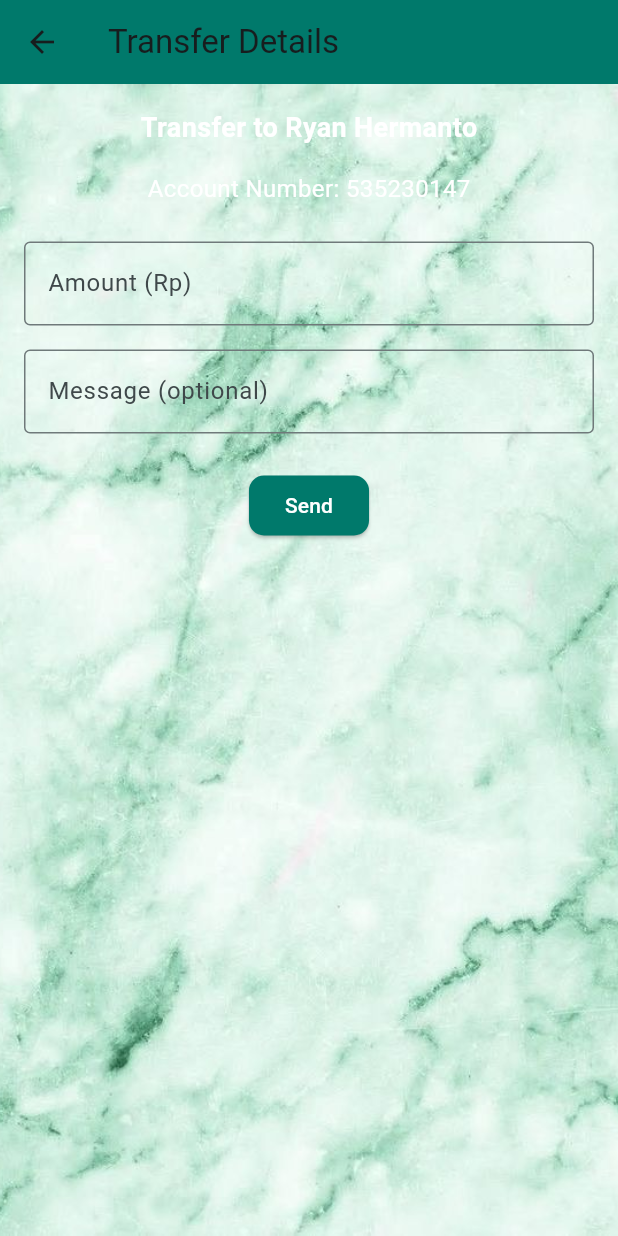
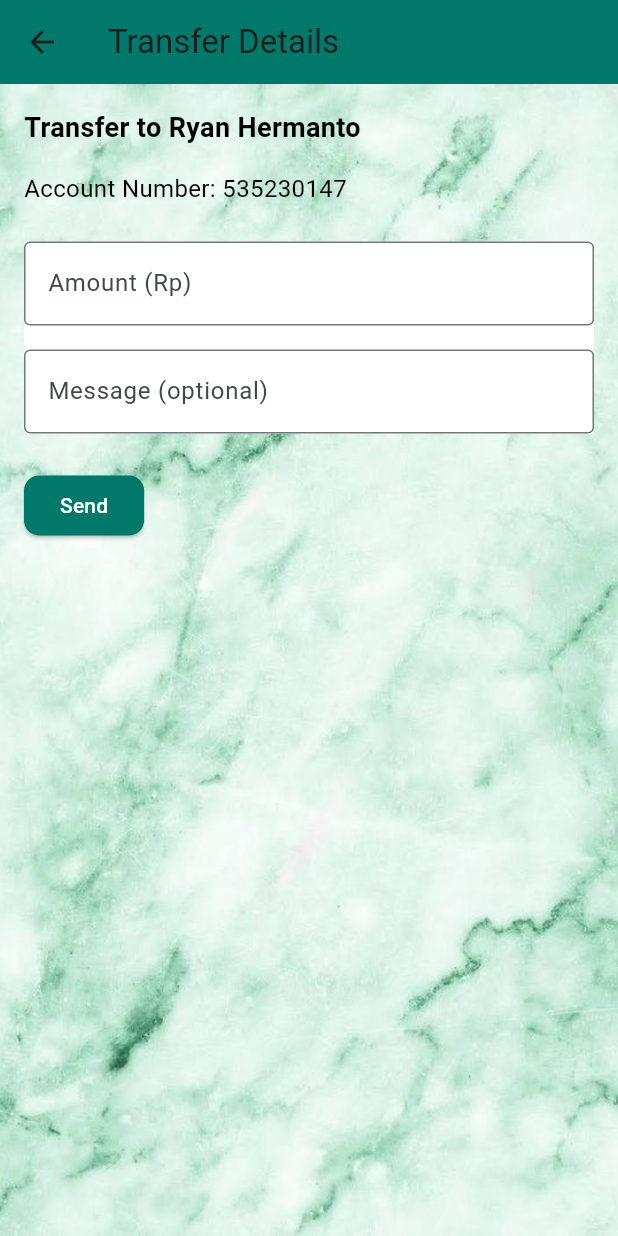
Before and after one commit to iunoz/uts_mobile_banking, a Flutter app: the InteraccounttransferScreen screen opened directly, after a tap on "Transfer", on a phone screen of 412 x 824 dp. Run offline on Flutter 3.47's test engine with Material 3 defaults, Android fonts, the phone set to English and light mode, and no system bars; our stand-ins replace animated_splash_screen, font_awesome_flutter, image_picker, lottie, qr_flutter, shared_preferences; missing offline and left inert: qr_code_scanner; accounts and stored records are empty.

Commit message:
perapihan ui inter-account transfer

```diff
--- a/lib/screens/interaccounttransfer_screen.dart
+++ b/lib/screens/interaccounttransfer_screen.dart
@@ -24,8 +24,7 @@ class InteraccounttransferScreen extends StatelessWidget {
         // Tambahkan background image
         decoration: const BoxDecoration(
           image: DecorationImage(
-            image:
-                AssetImage('assets/images/bg.jpg'), // Path ke background image
+            image: AssetImage('assets/images/bg.jpg'), // Path ke background image
             fit: BoxFit.cover, // Sesuaikan gambar dengan layar
           ),
         ),
@@ -76,18 +75,21 @@ class InteraccounttransferScreen extends StatelessWidget {
   Widget _buildAccountCard(
       BuildContext context, String accountName, String accountNumber) {
     return Card(
-      color: Colors.grey[200],
+      color: const Color(0xFF7EBDA6), // Ganti warna kartu menjadi warna baru
       shape: RoundedRectangleBorder(
         borderRadius: BorderRadius.circular(15), // Tambahkan border radius
       ),
       child: ListTile(
         leading: const Icon(Icons.account_circle,
-            size: 40, color: Color(0xFF7EBDA6)), // Ganti dengan warna baru
+            size: 40, color: Colors.white), // Ganti dengan warna putih
         title: Text(
           accountName,
-          style: const TextStyle(fontWeight: FontWeight.bold),
+          style: const TextStyle(fontWeight: FontWeight.bold, color: Colors.white), // Ubah warna teks menjadi putih
         ),
-        subtitle: Text("Account Number: $accountNumber"),
+        subtitle: Text(
+          "Account Number: $accountNumber",
+          style: const TextStyle(color: Colors.white), // Ubah warna teks menjadi putih
+        ),
         trailing: ElevatedButton(
           onPressed: () async {
             // Navigasi ke TransferDetailScreen dan dapatkan hasilnya
@@ -112,10 +114,9 @@ class InteraccounttransferScreen extends StatelessWidget {
           },
           style: ElevatedButton.styleFrom(
             shape: RoundedRectangleBorder(
-              borderRadius:
-                  BorderRadius.circular(15), // Tambahkan border radius
+              borderRadius: BorderRadius.circular(15), // Tambahkan border radius
             ),
-            backgroundColor: const Color(0xFF7EBDA6), // Ganti dengan warna baru
+            backgroundColor: const Color(0xFF00796B), // Ganti dengan warna baru
           ),
           child: const Text(
             "Transfer",
--- a/lib/screens/transfer_detail_screen.dart
+++ b/lib/screens/transfer_detail_screen.dart
@@ -34,17 +34,23 @@ class _TransferDetailScreenState extends State<TransferDetailScreen> {
         ),
         padding: const EdgeInsets.all(16.0),
         child: Column(
+          crossAxisAlignment: CrossAxisAlignment.start, // Tambahkan untuk mengatur alignment
           children: [
             Text(
               'Transfer to ${widget.accountName}',
-              style: const TextStyle(fontSize: 18, fontWeight: FontWeight.bold, color: Colors.white), // Ubah warna teks menjadi putih
+              style: const TextStyle(fontSize: 18, fontWeight: FontWeight.bold, color: Colors.black), // Ubah warna teks menjadi hitam
             ),
             const SizedBox(height: 16),
             Text(
               'Account Number: ${widget.accountNumber}',
-              style: const TextStyle(fontSize: 16, color: Colors.white), // Ubah warna teks menjadi putih
+              style: const TextStyle(fontSize: 16, color: Colors.black), // Ubah warna teks menjadi hitam
             ),
             const SizedBox(height: 24),
+            // Container untuk background putih pada input
+            Container(
+              color: Colors.white, // Ubah background menjadi putih
+              child: Column(
+                children: [
                   TextField(
                     controller: _amountController,
                     keyboardType: TextInputType.number,
@@ -59,6 +65,9 @@ class _TransferDetailScreenState extends State<TransferDetailScreen> {
                     decoration: const InputDecoration(
                       labelText: 'Message (optional)',
                       border: OutlineInputBorder(),
+                    ),
+                  ),
+                ],
               ),
             ),
             const SizedBox(height: 24),
```
Lines whose indentation alone changed are shown as unchanged.
